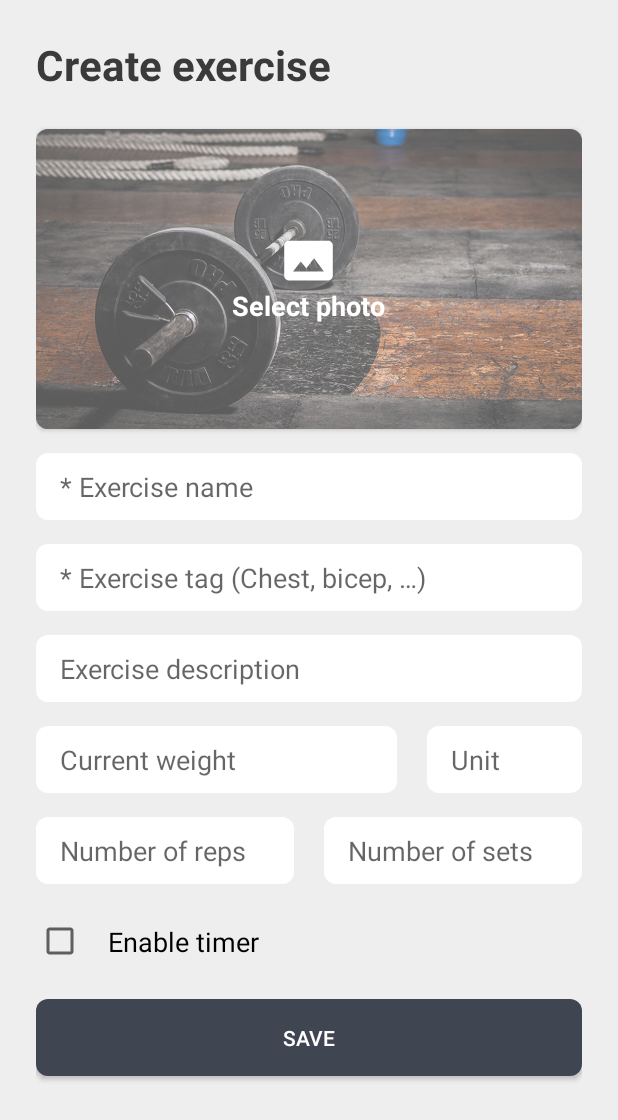
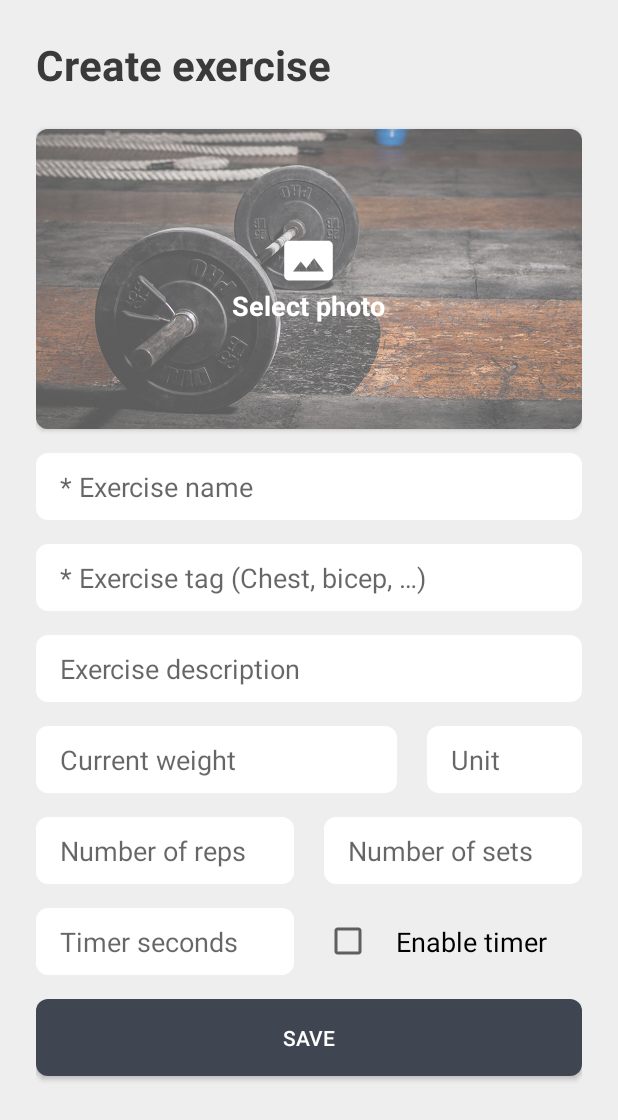
Before and after one commit to Ezzpify/WorkoutPlanner, an Android app: the CreateExerciseActivity screen opened directly, with no data from a screen before it, on a phone screen of 412 x 824 dp. Shown: the top 1120 px of the screen. Run offline under Robolectric (Android 15) with nearby library versions, the phone set to English and light mode, and no system bars; our stand-ins replace Room's generated code.

Commit message:
* Timer seconds can now be set individually per exercise. * Above change also implies that the timer is a countdown now, rather than a timer.

```diff
--- a/Workouts/app/src/main/java/com/casper/workouts/activities/CreateExerciseActivity.kt
+++ b/Workouts/app/src/main/java/com/casper/workouts/activities/CreateExerciseActivity.kt
@@ -63,6 +63,7 @@ class CreateExerciseActivity : AppCompatActivity() {
         val exerciseUnit = exercise_weight_unit.text.toString().trim()
         val exerciseSets = exercise_sets.text.toString().trim()
         val exerciseReps = exercise_weight_reps.text.toString().trim()
+        val timerSeconds = timer_seconds.text.toString().trim()
         val timerEnabled = timer_checkbox.isChecked
 
         if (exerciseName.isEmpty()) {
@@ -88,6 +89,7 @@ class CreateExerciseActivity : AppCompatActivity() {
         val exerciseWeightDouble = exerciseWeight.toDoubleOrNull()
         val exerciseSetsInt = exerciseSets.toIntOrNull()
         val exerciseRepsInt = exerciseReps.toIntOrNull()
+        val timerSecondsInt = timerSeconds.toIntOrNull()
 
         // Send back our reply intent with all the data
         val replyIntent = Intent()
@@ -98,7 +100,8 @@ class CreateExerciseActivity : AppCompatActivity() {
         replyIntent.putExtra(EXTRA_REPLY_UNIT, exerciseUnit)
         replyIntent.putExtra(EXTRA_REPLY_SETS, exerciseSetsInt)
         replyIntent.putExtra(EXTRA_REPLY_REPS, exerciseRepsInt)
-        replyIntent.putExtra(EXTRA_REPLY_TIMER, timerEnabled)
+        replyIntent.putExtra(EXTRA_REPLY_TIMER_SECONDS, timerSecondsInt)
+        replyIntent.putExtra(EXTRA_REPLY_TIMER_ENABLED, timerEnabled)
         replyIntent.putExtra(EXTRA_REPLY_IMAGE, exerciseImagePath)
 
         setResult(Activity.RESULT_OK, replyIntent)
@@ -147,7 +150,8 @@ class CreateExerciseActivity : AppCompatActivity() {
         const val EXTRA_REPLY_UNIT = "REPLY_UNIT"
         const val EXTRA_REPLY_SETS = "REPLY_SETS"
         const val EXTRA_REPLY_REPS = "REPLY_REPS"
-        const val EXTRA_REPLY_TIMER = "REPLY_TIMER"
+        const val EXTRA_REPLY_TIMER_SECONDS = "REPLY_TIMER_SECONDS"
+        const val EXTRA_REPLY_TIMER_ENABLED = "REPLY_TIMER_ENABLED"
         const val EXTRA_REPLY_IMAGE = "REPLY_IMAGE"
     }
 }
--- a/Workouts/app/src/main/java/com/casper/workouts/activities/WorkoutExerciseListActivity.kt
+++ b/Workouts/app/src/main/java/com/casper/workouts/activities/WorkoutExerciseListActivity.kt
@@ -167,7 +167,8 @@ class WorkoutExerciseListActivity : AppCompatActivity(), DeleteItemCallback {
                 val exerciseWeight = intent.getDoubleExtra(CreateExerciseActivity.EXTRA_REPLY_WEIGHT, -1.0)
                 val exerciseSets = intent.getIntExtra(CreateExerciseActivity.EXTRA_REPLY_SETS, -1)
                 val exerciseReps = intent.getIntExtra(CreateExerciseActivity.EXTRA_REPLY_REPS, -1)
-                val timerEnabled = intent.getBooleanExtra(CreateExerciseActivity.EXTRA_REPLY_TIMER, false)
+                val timerSeconds = intent.getIntExtra(CreateExerciseActivity.EXTRA_REPLY_TIMER_SECONDS, 0)
+                val timerEnabled = intent.getBooleanExtra(CreateExerciseActivity.EXTRA_REPLY_TIMER_ENABLED, false)
 
                 // If we have a photo, copy this to our application folder
                 var exerciseImageName = ""
@@ -184,6 +185,7 @@ class WorkoutExerciseListActivity : AppCompatActivity(), DeleteItemCallback {
                     exerciseUnit,
                     if (exerciseSets == -1) null else exerciseSets,
                     if (exerciseReps == -1) null else exerciseReps,
+                    timerSeconds,
                     timerEnabled,
                     exerciseImageName)
 
--- a/Workouts/app/src/main/java/com/casper/workouts/fragments/ExerciseFragment.kt
+++ b/Workouts/app/src/main/java/com/casper/workouts/fragments/ExerciseFragment.kt
@@ -10,6 +10,7 @@ import androidx.fragment.app.Fragment
 import androidx.lifecycle.ViewModelProvider
 import com.casper.workouts.R
 import com.casper.workouts.activities.TimerActivity
+import com.casper.workouts.adapters.WorkoutListAdapter
 import com.casper.workouts.callbacks.InputDialogCallback
 import com.casper.workouts.dialogs.InputDialog
 import com.casper.workouts.room.models.Exercise
@@ -107,9 +108,11 @@ class ExerciseFragment(private val exercise: Exercise): Fragment() {
         }
 
         // Exercise timer
-        if (exercise.timer) {
+        if (exercise.timerEnabled && exercise.timerSeconds > 0) {
+            start_timer_button.text = getString(R.string.activity_workout_start_start_timer, exercise.timerSeconds)
             start_timer_button.setOnClickListener {
                 val intent = Intent(activity, TimerActivity::class.java)
+                intent.putExtra(TimerActivity.EXTRA_COUNTDOWN_TIME, exercise.timerSeconds)
                 startActivity(intent)
             }
         }
--- a/Workouts/app/src/main/java/com/casper/workouts/room/MyDatabase.kt
+++ b/Workouts/app/src/main/java/com/casper/workouts/room/MyDatabase.kt
@@ -14,7 +14,7 @@ import com.casper.workouts.room.models.*
 import com.casper.workouts.room.models.junctions.DayExerciseCrossRef
 import kotlinx.coroutines.CoroutineScope
 
-@Database(entities = [Workout::class, Week::class, Day::class, Exercise::class, DayExerciseCrossRef::class], exportSchema = false, version = 2)
+@Database(entities = [Workout::class, Week::class, Day::class, Exercise::class, DayExerciseCrossRef::class], exportSchema = false, version = 3)
 abstract class MyDatabase : RoomDatabase() {
     abstract fun workoutDao(): WorkoutDao
     abstract fun weekDao(): WeekDao
@@ -31,6 +31,12 @@ abstract class MyDatabase : RoomDatabase() {
             }
         }
 
+        private val MIGRATION_2_3 = object : Migration(2, 3) {
+            override fun migrate(database: SupportSQLiteDatabase) {
+                database.execSQL("ALTER TABLE Exercises ADD COLUMN TimerSeconds INTEGER NOT NULL default 0;")
+            }
+        }
+
         fun getDatabase(context: Context, scope: CoroutineScope): MyDatabase {
             // if the INSTANCE is not null, then return it,
             // if it is, then create the database
@@ -43,7 +49,7 @@ abstract class MyDatabase : RoomDatabase() {
                     // Wipes and rebuilds instead of migrating if no Migration object.
                     // Migration is not part of this codelab.
                     .fallbackToDestructiveMigration()
-                    .addMigrations(MIGRATION_1_2)
+                    .addMigrations(MIGRATION_1_2, MIGRATION_2_3)
                     .build()
                 Companion.instance = instance
                 // return instance
--- a/Workouts/app/src/main/java/com/casper/workouts/room/models/Exercise.kt
+++ b/Workouts/app/src/main/java/com/casper/workouts/room/models/Exercise.kt
@@ -23,7 +23,9 @@ data class Exercise (
 
     @ColumnInfo(name = "Reps") var reps: Int?,
 
-    @ColumnInfo(name = "Timer") var timer: Boolean,
+    @ColumnInfo(name = "TimerSeconds") var timerSeconds: Int,
+
+    @ColumnInfo(name = "Timer") var timerEnabled: Boolean,
 
     @ColumnInfo(name = "ImageName") var imageName: String?,
 
--- a/Workouts/app/src/main/res/layout/activity_create_exercise.xml
+++ b/Workouts/app/src/main/res/layout/activity_create_exercise.xml
@@ -155,18 +155,38 @@
                 android:hint="@string/activity_create_exercise_input_hint_sets"
                 android:inputType="number"
                 android:layout_marginStart="@dimen/padding_view_small"
-                android:nextFocusDown="@+id/deload_percentage"
+                android:nextFocusDown="@+id/timer_seconds"
                 style="@style/Input"/>
 
         </LinearLayout>
 
+    <LinearLayout
+        android:layout_width="match_parent"
+        android:layout_height="wrap_content"
+        android:orientation="horizontal"
+        android:layout_marginTop="@dimen/padding_view_normal">
+
+        <EditText
+            android:id="@+id/timer_seconds"
+            android:layout_width="0dp"
+            android:layout_weight="0.5"
+            android:layout_height="wrap_content"
+            android:hint="@string/activity_create_exercise_input_hint_timer"
+            android:inputType="number"
+            android:nextFocusDown="@+id/deload_percentage"
+            android:layout_marginEnd="@dimen/padding_view_small"
+            style="@style/Input"/>
+
         <CheckBox
             android:id="@+id/timer_checkbox"
-            android:layout_width="match_parent"
+            android:layout_width="0dp"
+            android:layout_weight="0.5"
             android:layout_height="wrap_content"
-            android:layout_marginTop="@dimen/padding_view_normal"
+            android:layout_marginStart="@dimen/padding_view_small"
             android:text="@string/activity_create_exercise_checkbox_enable_timer"
             style="@style/Checkbox"/>
+
+    </LinearLayout>
 
     <Button
         android:layout_width="match_parent"
--- a/Workouts/app/src/main/res/layout/activity_timer.xml
+++ b/Workouts/app/src/main/res/layout/activity_timer.xml
@@ -31,6 +31,7 @@
             android:textColor="@color/white"
             android:textSize="85sp"
             android:gravity="center_horizontal"
+            android:countDown="true"
             style="@style/PageTitle"/>
 
         <LinearLayout
--- a/Workouts/app/src/main/res/values/strings.xml
+++ b/Workouts/app/src/main/res/values/strings.xml
@@ -83,6 +83,7 @@
     <string name="activity_create_exercise_input_hint_weight_unit">Unit</string>
     <string name="activity_create_exercise_input_hint_sets">Number of sets</string>
     <string name="activity_create_exercise_input_hint_reps">Number of reps</string>
+    <string name="activity_create_exercise_input_hint_timer">Timer seconds</string>
     <string name="activity_create_exercise_checkbox_enable_timer">Enable timer</string>
 
     <!-- Activity exercise search -->
@@ -97,7 +98,7 @@
     <string name="activity_workout_start_update_weight">Update</string>
     <string name="activity_workout_start_next_exercise">Next exercise</string>
     <string name="activity_workout_start_complete_workout">Complete workout</string>
-    <string name="activity_workout_start_start_timer">Start timer</string>
+    <string name="activity_workout_start_start_timer">Start timer (%1$ds)</string>
     <string name="activity_workout_start_slide_to_complete_workout">SLIDE TO COMPLETE WORKOUT</string>
     <string name="activity_workout_start_update_weight_dialog_title">Update weight</string>
     <string name="activity_workout_start_update_weight_dialog_desc">Enter your new weight for this exercise.\n\nThis will change the weight in all days which this exercise belongs to.</string>
```
Also changed, not shown: Workouts/app/src/main/java/com/casper/workouts/activities/EditExerciseActivity.kt (+7 -5 lines), Workouts/app/src/main/java/com/casper/workouts/activities/TimerActivity.kt (+40 -13 lines), Workouts/app/src/main/res/layout/activity_exercise_edit.xml (+25 -5 lines). Lines whose indentation alone changed are shown as unchanged.
